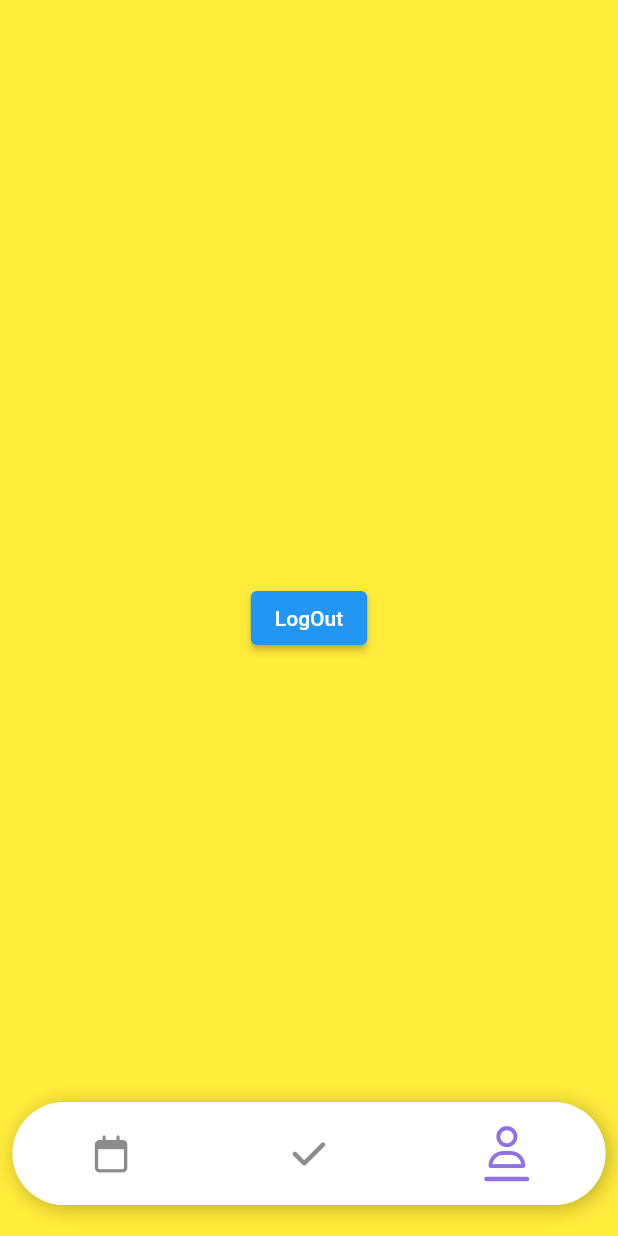
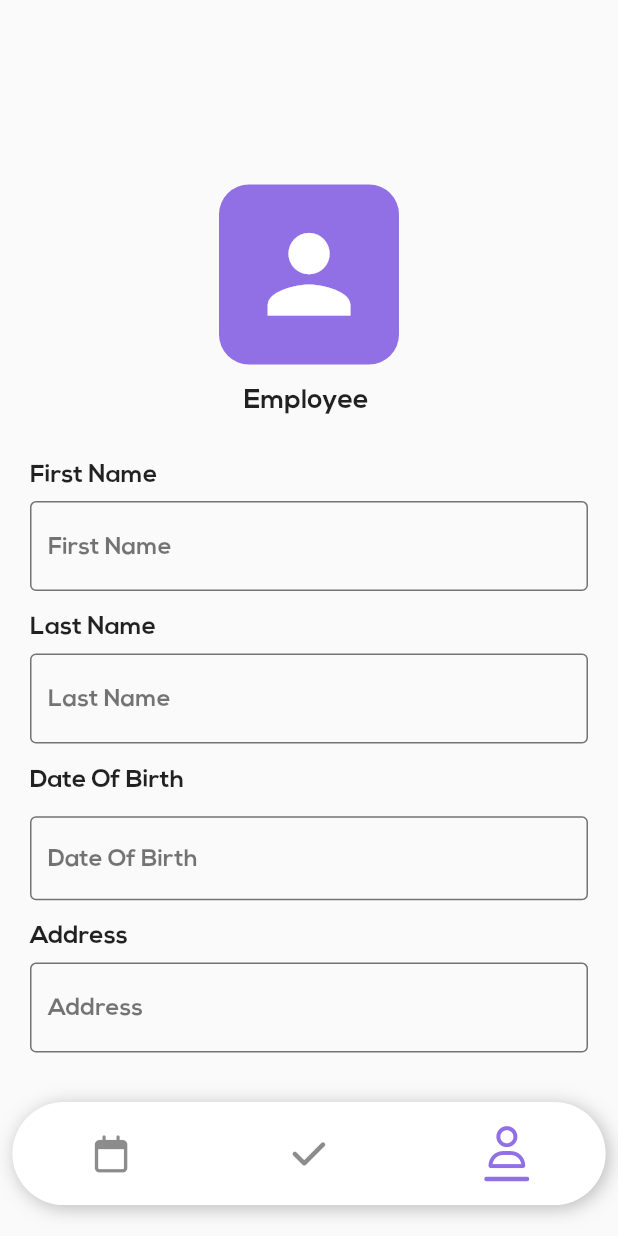
Before and after one commit to ahmed00331/Attendance-app, a Flutter app: the HomeScreen screen opened by its route, item 3 of the bottom bar chosen, on a phone screen of 412 x 824 dp. Run offline on Flutter 3.47's test engine with Material 3 defaults, Android fonts, the phone set to English and light mode, and no system bars; our stand-ins replace cloud_firestore, firebase_core, font_awesome_flutter, geocoding, geolocator, location and 2 more; missing offline and left inert: month_year_picker; accounts and stored records are empty.

```diff
--- a/lib/screens/check_screen.dart
+++ b/lib/screens/check_screen.dart
@@ -4,6 +4,7 @@ import 'package:attendance/models/user_model.dart';
 import 'package:cloud_firestore/cloud_firestore.dart';
 import 'package:flutter/material.dart';
 import 'package:geocoding/geocoding.dart';
+import 'package:geolocator/geolocator.dart';
 import 'package:intl/intl.dart';
 import 'package:slide_to_act/slide_to_act.dart';
 
@@ -31,11 +32,12 @@ class _CheckScreenState extends State<CheckScreen> {
   }
 
   void _getLocation() async {
-    List<Placemark> p = await placemarkFromCoordinates(User.lat, User.long);
+    Position position = await Geolocator.getCurrentPosition(
+        desiredAccuracy: LocationAccuracy.high);
+    List<Placemark> p =
+        await placemarkFromCoordinates(position.latitude, position.longitude);
     setState(() {
       location = "${p[0].street}, ${p[0].administrativeArea},${p[0].country},";
-      print(User.lat);
-      print(User.long);
     });
   }
 
@@ -241,7 +243,8 @@ class _CheckScreenState extends State<CheckScreen> {
                           textColor: Colors.black54,
                           key: key,
                           onSubmit: () async {
-                            Timer(const Duration(seconds: 3), () async {
+                            key.currentState?.reset();
+                            Timer(const Duration(seconds: 2), () async {
                               _getLocation();
                               QuerySnapshot snap = await FirebaseFirestore
                                   .instance
@@ -295,7 +298,6 @@ class _CheckScreenState extends State<CheckScreen> {
                                   'checkOut': '--/--',
                                   'checkInLocation': location
                                 });
-                                key.currentState?.reset();
                               }
                             });
                           });
@@ -309,14 +311,29 @@ class _CheckScreenState extends State<CheckScreen> {
                       fontFamily: 'Nexa Bold 650',
                     ),
                   ),
-            SizedBox(height: screenHeight / 50),
+            SizedBox(height: screenHeight / 15),
             location != ""
-                ? Text(
-                    "location: $location",
-                    style: TextStyle(
-                      fontSize: screenWidth / 20,
-                      color: Colors.black54,
-                      fontFamily: 'Nexa Bold 650',
+                ? Container(
+                    padding: EdgeInsets.all(screenWidth / 25),
+                    decoration: const BoxDecoration(
+                      color: Colors.white,
+                      boxShadow: [
+                        BoxShadow(
+                            color: Colors.black26,
+                            blurRadius: 10,
+                            offset: Offset(2, 2)),
+                      ],
+                      borderRadius: BorderRadius.all(
+                        Radius.circular(12),
+                      ),
+                    ),
+                    child: Text(
+                      "location: $location",
+                      style: TextStyle(
+                        fontSize: screenWidth / 20,
+                        color: Colors.black54,
+                        fontFamily: 'Nexa Bold 650',
+                      ),
                     ),
                   )
                 : const SizedBox(),
--- a/lib/screens/user_screen.dart
+++ b/lib/screens/user_screen.dart
@@ -1,7 +1,7 @@
-import 'package:firebase_auth/firebase_auth.dart';
+import 'package:attendance/colors/colors.dart';
+import 'package:attendance/models/user_model.dart';
+import 'package:attendance/screens/widegts/defukt_form_field.dart';
 import 'package:flutter/material.dart';
-
-import 'login_screen.dart';
 
 class UserScreen extends StatefulWidget {
   const UserScreen({super.key});
@@ -11,26 +11,103 @@ class UserScreen extends StatefulWidget {
 }
 
 class _UserScreenState extends State<UserScreen> {
+  double screenHeight = 0;
+  double screenWidth = 0;
+
   @override
   Widget build(BuildContext context) {
-    return Container(
-      width: double.infinity,
-      color: Colors.yellow,
-      child: Column(
-        mainAxisAlignment: MainAxisAlignment.center,
-        crossAxisAlignment: CrossAxisAlignment.center,
-        children: [
-          ElevatedButton(
-              onPressed: () {
-                FirebaseAuth.instance.signOut().then((_) {
-                  Navigator.pushReplacementNamed(
-                    context,
-                    LoginScreen.routeName,
-                  );
-                });
-              },
-              child: const Text("LogOut"))
-        ],
+    screenHeight = MediaQuery.of(context).size.height;
+    screenWidth = MediaQuery.of(context).size.width;
+    return Padding(
+      padding: const EdgeInsets.all(20.0),
+      child: SingleChildScrollView(
+        child: Column(
+          children: [
+            Container(
+              alignment: Alignment.center,
+              margin: EdgeInsets.only(
+                  top: screenHeight / 8, bottom: screenHeight / 70),
+              height: 120,
+              width: 120,
+              decoration: BoxDecoration(
+                  color: primary, borderRadius: BorderRadius.circular(20)),
+              child: Center(
+                child: Icon(
+                  Icons.person,
+                  size: screenWidth / 5,
+                  color: Colors.white,
+                ),
+              ),
+            ),
+            Align(
+              alignment: Alignment.center,
+              child: Text(
+                "Employee ${User.employeeID}",
+                style: TextStyle(
+                    fontSize: screenWidth / 23, fontFamily: "Nexa Bold 650"),
+              ),
+            ),
+            SizedBox(
+              height: screenHeight / 28,
+            ),
+            textField(
+              context,
+              hint: "First Name",
+              title: 'First Name',
+            ),
+            SizedBox(
+              height: screenHeight / 60,
+            ),
+            textField(
+              context,
+              hint: "Last Name",
+              title: 'Last Name',
+            ),
+            SizedBox(
+              height: screenHeight / 60,
+            ),
+            Align(
+              alignment: Alignment.centerLeft,
+              child: Text(
+                "Date Of Birth",
+                style: TextStyle(
+                  color: Colors.black87,
+                  fontFamily: "Nexa Bold 650",
+                  fontSize: screenWidth / 25,
+                ),
+              ),
+            ),
+            SizedBox(
+              height: screenHeight / 60,
+            ),
+            Container(
+              height: kToolbarHeight,
+              width: screenWidth,
+              decoration: BoxDecoration(
+                  borderRadius: BorderRadius.circular(4),
+                  border: Border.all(color: Colors.black54)),
+              child: Container(
+                padding: const EdgeInsets.only(left: 11),
+                alignment: Alignment.centerLeft,
+                child: Text(
+                  "Date Of Birth",
+                  style: const TextStyle(
+                      color: Colors.black54,
+                      fontFamily: "Nexa Bold 650",
+                      fontSize: 16),
+                ),
+              ),
+            ),
+            SizedBox(
+              height: screenHeight / 60,
+            ),
+            textField(
+              context,
+              hint: "Address",
+              title: 'Address',
+            ),
+          ],
+        ),
       ),
     );
   }
--- /dev/null
+++ b/lib/screens/widegts/defukt_form_field.dart
@@ -0,0 +1,41 @@
+import 'package:flutter/material.dart';
+
+Widget textField(BuildContext context,
+    {required String hint, required String title}) {
+  return Column(
+    children: [
+      Align(
+        alignment: Alignment.centerLeft,
+        child: Text(
+          title,
+          style: TextStyle(
+            color: Colors.black87,
+            fontFamily: "Nexa Bold 650",
+            fontSize: MediaQuery.of(context).size.width / 25,
+          ),
+        ),
+      ),
+      SizedBox(
+        height: MediaQuery.of(context).size.height / 120,
+      ),
+      TextFormField(
+        cursorColor: Colors.black54,
+        decoration: InputDecoration(
+          hintText: hint,
+          hintStyle: const TextStyle(
+              color: Colors.black54, fontFamily: "Nexa Bold 650"),
+          enabledBorder: const OutlineInputBorder(
+            borderSide: BorderSide(
+              color: Colors.black54,
+            ),
+          ),
+          focusedBorder: const OutlineInputBorder(
+            borderSide: BorderSide(
+              color: Colors.black54,
+            ),
+          ),
+        ),
+      ),
+    ],
+  );
+}
--- a/pubspec.yaml
+++ b/pubspec.yaml
@@ -45,6 +45,7 @@ dependencies:
   month_year_picker: ^0.3.0+1
   location: ^5.0.3
   geocoding: ^2.1.1
+  geolocator: any
 
 dev_dependencies:
   flutter_test:
```
Also changed, not shown: pubspec.lock.
